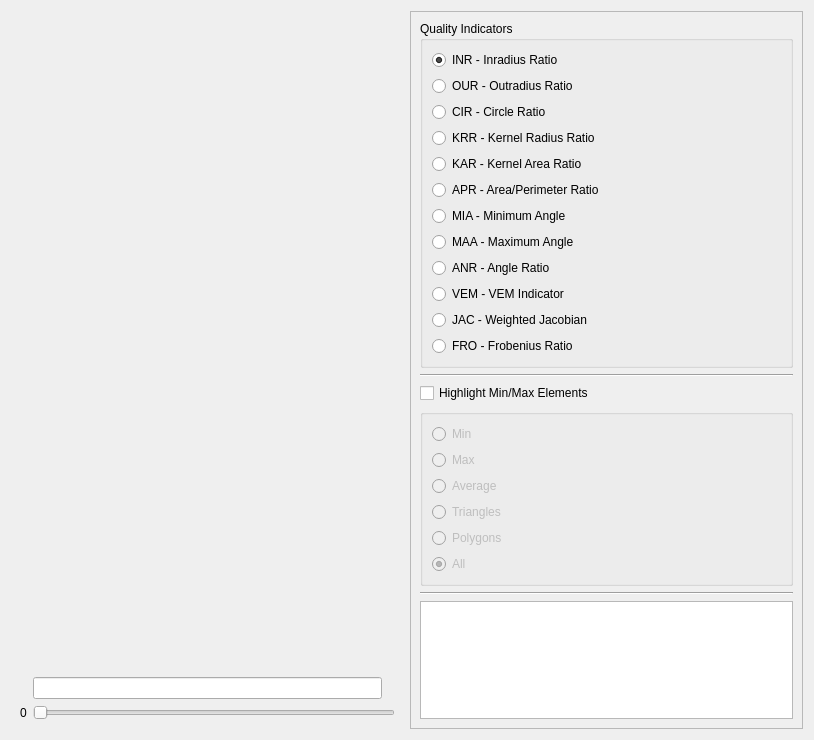
Before: the Qt Designer form src/meshmetricsgraphicwidget.ui in DanielaCabiddu/PEMesh.2, drawn with Qt 5.
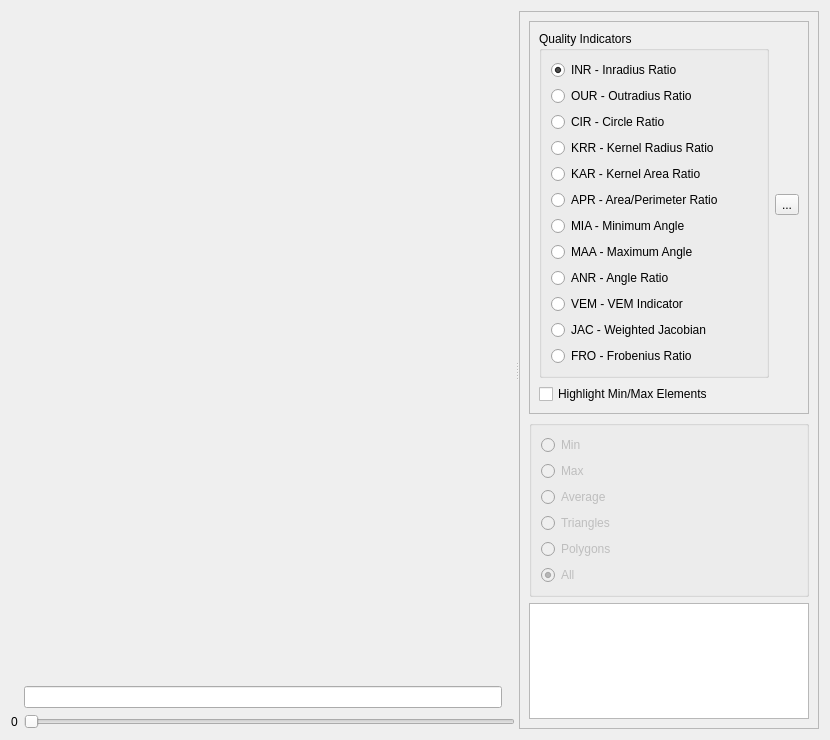
After: the same form once the commit is applied. Icons and pictures are not drawn. Custom widgets are drawn as their Qt base class.

Commit message: pdf with math about indicators

The edit to the form file:
```diff
--- a/src/meshmetricsgraphicwidget.ui
+++ b/src/meshmetricsgraphicwidget.ui
@@ -6,7 +6,7 @@
    <rect>
     <x>0</x>
     <y>0</y>
-    <width>814</width>
+    <width>830</width>
     <height>740</height>
    </rect>
   </property>
@@ -14,7 +14,62 @@
    <string>Form</string>
   </property>
   <layout class="QGridLayout" name="gridLayout">
-   <item row="0" column="3" rowspan="4">
+   <item row="0" column="0">
+    <widget class="QSplitter" name="splitter">
+     <property name="orientation">
+      <enum>Qt::Orientation::Horizontal</enum>
+     </property>
+     <widget class="QWidget" name="widget" native="true">
+      <layout class="QGridLayout" name="gridLayout_2">
+       <item row="2" column="0">
+        <widget class="QLabel" name="mesh_number_label">
+         <property name="text">
+          <string>0</string>
+         </property>
+         <property name="scaledContents">
+          <bool>true</bool>
+         </property>
+         <property name="wordWrap">
+          <bool>true</bool>
+         </property>
+         <property name="margin">
+          <number>8</number>
+         </property>
+        </widget>
+       </item>
+       <item row="1" column="1">
+        <widget class="QLineEdit" name="colorbar">
+         <property name="readOnly">
+          <bool>true</bool>
+         </property>
+        </widget>
+       </item>
+       <item row="1" column="2">
+        <widget class="QLabel" name="max_label">
+         <property name="text">
+          <string/>
+         </property>
+        </widget>
+       </item>
+       <item row="0" column="0" colspan="3">
+        <widget class="cinolib::GLcanvasOld" name="mesh_metrics_canvas" native="true"/>
+       </item>
+       <item row="2" column="1" colspan="2">
+        <widget class="QSlider" name="mesh_metrics_slider">
+         <property name="orientation">
+          <enum>Qt::Orientation::Horizontal</enum>
+         </property>
+        </widget>
+       </item>
+       <item row="1" column="0">
+        <widget class="QLabel" name="min_label">
+         <property name="text">
+          <string/>
+         </property>
+        </widget>
+       </item>
+      </layout>
+     </widget>
     <widget class="QFrame" name="frame">
      <property name="minimumSize">
       <size>
@@ -24,7 +79,7 @@
      </property>
      <property name="maximumSize">
       <size>
-       <width>600</width>
+        <width>300</width>
        <height>16777215</height>
       </size>
      </property>
@@ -34,14 +89,40 @@
      <property name="frameShadow">
       <enum>QFrame::Shadow::Raised</enum>
      </property>
-     <layout class="QVBoxLayout" name="verticalLayout_3">
-      <item>
+      <layout class="QGridLayout" name="gridLayout_5">
+       <item row="0" column="0">
+        <widget class="QFrame" name="frame_2">
+         <property name="frameShape">
+          <enum>QFrame::Shape::StyledPanel</enum>
+         </property>
+         <property name="frameShadow">
+          <enum>QFrame::Shadow::Raised</enum>
+         </property>
+         <layout class="QGridLayout" name="gridLayout_3">
+          <item row="0" column="0">
        <widget class="QGroupBox" name="groupBox">
         <property name="title">
          <string>Quality Indicators</string>
         </property>
-        <layout class="QVBoxLayout" name="verticalLayout_4">
-         <item>
+            <layout class="QGridLayout" name="gridLayout_4">
+             <property name="sizeConstraint">
+              <enum>QLayout::SizeConstraint::SetNoConstraint</enum>
+             </property>
+             <item row="2" column="0">
+              <widget class="QRadioButton" name="cir_rb">
+               <property name="text">
+                <string>CIR - Circle Ratio</string>
+               </property>
+              </widget>
+             </item>
+             <item row="11" column="0">
+              <widget class="QRadioButton" name="fro_rb">
+               <property name="text">
+                <string>FRO - Frobenius Ratio</string>
+               </property>
+              </widget>
+             </item>
+             <item row="0" column="0">
           <widget class="QRadioButton" name="inr_rb">
            <property name="text">
             <string>INR - Inradius Ratio</string>
@@ -51,101 +132,94 @@
            </property>
           </widget>
          </item>
-         <item>
+             <item row="10" column="0">
+              <widget class="QRadioButton" name="jac_rb">
+               <property name="text">
+                <string>JAC - Weighted Jacobian</string>
+               </property>
+              </widget>
+             </item>
+             <item row="1" column="0">
           <widget class="QRadioButton" name="our_rb">
            <property name="text">
             <string>OUR - Outradius Ratio</string>
            </property>
           </widget>
          </item>
-         <item>
-          <widget class="QRadioButton" name="cir_rb">
-           <property name="text">
-            <string>CIR - Circle Ratio</string>
-           </property>
-          </widget>
-         </item>
-         <item>
-          <widget class="QRadioButton" name="krr_rb">
-           <property name="text">
-            <string>KRR - Kernel Radius Ratio</string>
-           </property>
-          </widget>
-         </item>
-         <item>
-          <widget class="QRadioButton" name="kar_rb">
-           <property name="text">
-            <string>KAR - Kernel Area Ratio</string>
-           </property>
-          </widget>
-         </item>
-         <item>
+             <item row="5" column="0">
           <widget class="QRadioButton" name="apr_rb">
            <property name="text">
             <string>APR - Area/Perimeter Ratio</string>
            </property>
           </widget>
          </item>
-         <item>
-          <widget class="QRadioButton" name="mia_rb">
+             <item row="3" column="0">
+              <widget class="QRadioButton" name="krr_rb">
            <property name="text">
-            <string>MIA - Minimum Angle</string>
+                <string>KRR - Kernel Radius Ratio</string>
            </property>
           </widget>
          </item>
-         <item>
+             <item row="7" column="0">
           <widget class="QRadioButton" name="maa_rb">
            <property name="text">
             <string>MAA - Maximum Angle</string>
            </property>
           </widget>
          </item>
-         <item>
+             <item row="8" column="0">
           <widget class="QRadioButton" name="anr_rb">
            <property name="text">
             <string>ANR - Angle Ratio</string>
            </property>
           </widget>
          </item>
-         <item>
+             <item row="9" column="0">
           <widget class="QRadioButton" name="vem_rb">
            <property name="text">
             <string>VEM - VEM Indicator</string>
            </property>
           </widget>
          </item>
-         <item>
-          <widget class="QRadioButton" name="jac_rb">
+             <item row="6" column="0">
+              <widget class="QRadioButton" name="mia_rb">
            <property name="text">
-            <string>JAC - Weighted Jacobian</string>
+                <string>MIA - Minimum Angle</string>
            </property>
           </widget>
          </item>
-         <item>
-          <widget class="QRadioButton" name="fro_rb">
+             <item row="4" column="0">
+              <widget class="QRadioButton" name="kar_rb">
            <property name="text">
-            <string>FRO - Frobenius Ratio</string>
+                <string>KAR - Kernel Area Ratio</string>
            </property>
           </widget>
          </item>
         </layout>
        </widget>
       </item>
-      <item>
-       <widget class="Line" name="line">
-        <property name="orientation">
-         <enum>Qt::Orientation::Horizontal</enum>
-        </property>
-       </widget>
-      </item>
-      <item>
+          <item row="2" column="0">
        <widget class="QCheckBox" name="highlight_min_max_cb">
         <property name="text">
          <string>Highlight Min/Max Elements</string>
         </property>
        </widget>
       </item>
-      <item>
+          <item row="0" column="1">
+           <widget class="QToolButton" name="indicator_info_btn">
+            <property name="text">
+             <string>...</string>
+            </property>
+            <property name="icon">
+             <iconset resource="images.qrc">
+              <normaloff>:/icons/img/info-circle-icon.png</normaloff>:/icons/img/info-circle-icon.png</iconset>
+            </property>
+           </widget>
+          </item>
+         </layout>
+        </widget>
+       </item>
+       <item row="1" column="0">
        <widget class="QGroupBox" name="groupBox_2">
         <property name="enabled">
          <bool>false</bool>
@@ -153,8 +227,8 @@
         <property name="title">
          <string/>
         </property>
-        <layout class="QVBoxLayout" name="verticalLayout_5">
-         <item>
+         <layout class="QGridLayout" name="gridLayout_6">
+          <item row="0" column="0">
           <widget class="QRadioButton" name="min_rb">
            <property name="text">
             <string>Min</string>
@@ -164,35 +238,35 @@
            </property>
           </widget>
          </item>
-         <item>
+          <item row="1" column="0">
           <widget class="QRadioButton" name="max_rb">
            <property name="text">
             <string>Max</string>
            </property>
           </widget>
          </item>
-         <item>
+          <item row="2" column="0">
           <widget class="QRadioButton" name="avg_rb">
            <property name="text">
             <string>Average</string>
            </property>
           </widget>
          </item>
-         <item>
+          <item row="3" column="0">
           <widget class="QRadioButton" name="tri_rb">
            <property name="text">
             <string>Triangles</string>
            </property>
           </widget>
          </item>
-         <item>
+          <item row="4" column="0">
           <widget class="QRadioButton" name="poly_rb">
            <property name="text">
             <string>Polygons</string>
            </property>
           </widget>
          </item>
-         <item>
+          <item row="5" column="0">
           <widget class="QRadioButton" name="all_rb">
            <property name="text">
             <string>All</string>
@@ -205,70 +279,11 @@
         </layout>
        </widget>
       </item>
-      <item>
-       <widget class="Line" name="line_2">
-        <property name="orientation">
-         <enum>Qt::Orientation::Horizontal</enum>
-        </property>
-       </widget>
-      </item>
-      <item>
+       <item row="2" column="0">
        <widget class="QTextEdit" name="info_text"/>
       </item>
      </layout>
     </widget>
-   </item>
-   <item row="0" column="1" rowspan="4">
-    <widget class="QWidget" name="widget" native="true">
-     <layout class="QGridLayout" name="gridLayout_2">
-      <item row="2" column="0">
-       <widget class="QLabel" name="mesh_number_label">
-        <property name="text">
-         <string>0</string>
-        </property>
-        <property name="scaledContents">
-         <bool>true</bool>
-        </property>
-        <property name="wordWrap">
-         <bool>true</bool>
-        </property>
-        <property name="margin">
-         <number>8</number>
-        </property>
-       </widget>
-      </item>
-      <item row="1" column="1">
-       <widget class="QLineEdit" name="colorbar">
-        <property name="readOnly">
-         <bool>true</bool>
-        </property>
-       </widget>
-      </item>
-      <item row="1" column="2">
-       <widget class="QLabel" name="max_label">
-        <property name="text">
-         <string/>
-        </property>
-       </widget>
-      </item>
-      <item row="0" column="0" colspan="3">
-       <widget class="cinolib::GLcanvasOld" name="mesh_metrics_canvas" native="true"/>
-      </item>
-      <item row="2" column="1" colspan="2">
-       <widget class="QSlider" name="mesh_metrics_slider">
-        <property name="orientation">
-         <enum>Qt::Orientation::Horizontal</enum>
-        </property>
-       </widget>
-      </item>
-      <item row="1" column="0">
-       <widget class="QLabel" name="min_label">
-        <property name="text">
-         <string/>
-        </property>
-       </widget>
-      </item>
-     </layout>
     </widget>
    </item>
   </layout>
```
Left out of the diff: 4 changed lines with no effect on the pictures. Lines whose indentation alone changed are shown as unchanged. The commit also changes 4 other files.
